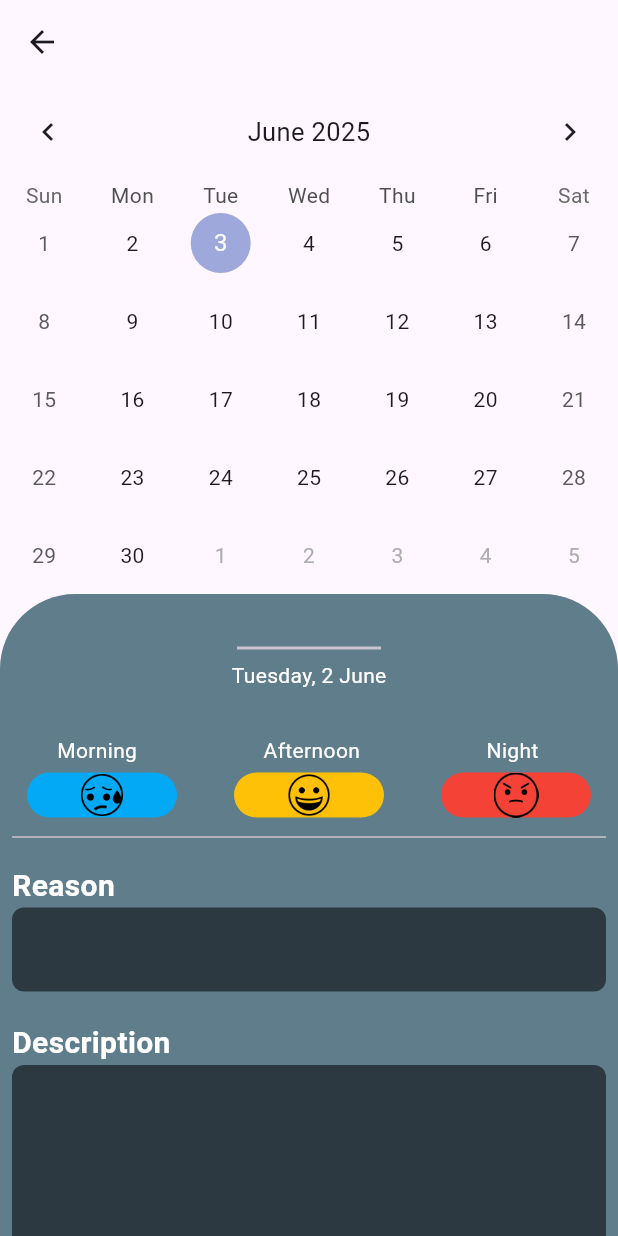
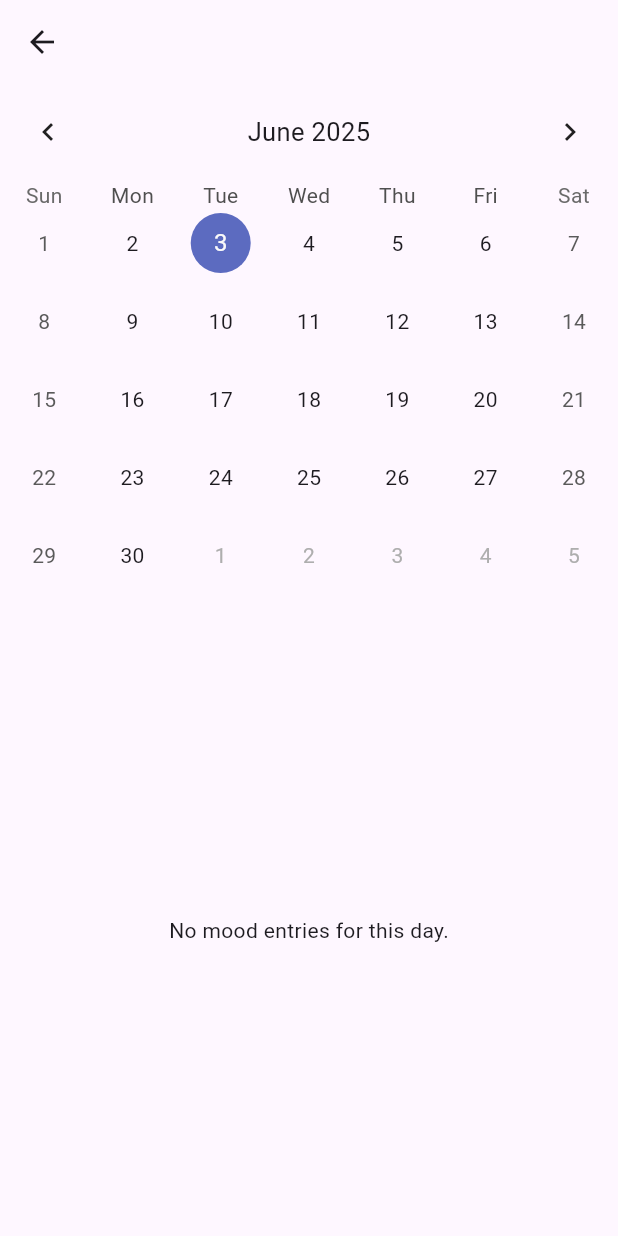
Before and after one commit to KabeloBitcube/mood_tracker, a Flutter app: the screen it shows after launch, after a tap on the "calendar month" icon, on a phone screen of 412 x 824 dp. Run offline on Flutter 3.47's test engine with Material 3 defaults, Android fonts, the light colour scheme and no system bars; drawn by our look-alikes of table_calendar; our stand-ins replace carousel_slider, fl_chart, flutter_local_notifications, permission_handler.

Commit message:
V23 - Mood Entry > Calendar mood entry display

```diff
--- a/lib/Calendar/calendar.dart
+++ b/lib/Calendar/calendar.dart
@@ -3,7 +3,6 @@ import 'package:mood_tracker/Mood%20Model/moodentry.dart';
 import 'package:table_calendar/table_calendar.dart';
 
 class CalendarScreen extends StatefulWidget {
-
   final List<MoodEntry> moodEntries;
 
   const CalendarScreen({super.key, required this.moodEntries});
@@ -13,6 +12,32 @@ class CalendarScreen extends StatefulWidget {
 }
 
 class _CalendarScreenState extends State<CalendarScreen> {
+  DateTime _focusedDay = DateTime.now();
+  DateTime? _selectedDay;
+  List<MoodEntry> _selectedMoods = [];
+
+  @override
+  void initState() {
+    super.initState();
+    _selectedDay = _focusedDay;
+    _updateMoodsForSelectedDay(_focusedDay);
+  }
+
+  void _updateMoodsForSelectedDay(DateTime day) {
+    final dateOnly = DateTime(day.year, day.month, day.day);
+
+    setState(() {
+      _selectedMoods = widget.moodEntries
+          .where(
+            (entry) =>
+                entry.date.year == dateOnly.year &&
+                entry.date.month == dateOnly.month &&
+                entry.date.day == dateOnly.day,
+          )
+          .toList();
+    });
+  }
+
   @override
   Widget build(BuildContext context) {
     return Scaffold(
@@ -22,166 +47,211 @@ class _CalendarScreenState extends State<CalendarScreen> {
           TableCalendar(
             firstDay: DateTime.utc(2010, 10, 16),
             lastDay: DateTime.utc(2030, 3, 14),
-            focusedDay: DateTime.now(),
+            focusedDay: _focusedDay,
+            selectedDayPredicate: (day) => isSameDay(_selectedDay, day),
+            onDaySelected: (selectedDay, focusedDay) {
+              setState(() {
+                _selectedDay = selectedDay;
+                _focusedDay = focusedDay;
+              });
+              _updateMoodsForSelectedDay(selectedDay);
+            },
             headerStyle: HeaderStyle(
               titleCentered: true,
               formatButtonVisible: false,
             ),
           ),
-          Container(
-            height: 494.2,
-            width: MediaQuery.of(context).size.width,
-            decoration: BoxDecoration(
-              color: Colors.blueGrey,
-              borderRadius: BorderRadius.only(
-                topLeft: Radius.circular(50),
-                topRight: Radius.circular(50),
-              ),
-            ),
-            child: Padding(
-              padding: const EdgeInsets.all(8.0),
-              child: Column(
-                crossAxisAlignment: CrossAxisAlignment.center,
-                children: [
-                  Padding(
-                    padding: const EdgeInsets.only(
-                      top: 20,
-                      right: 150,
-                      left: 150,
-                    ),
-                    child: Divider(thickness: 2),
-                  ),
-                  Text(
-                    'Tuesday, 2 June',
-                    style: TextStyle(color: Colors.white),
-                  ),
-                  SizedBox(height: 20),
-                  Padding(
-                    padding: const EdgeInsets.only(
-                      left: 30,
-                      right: 45,
-                      top: 10,
-                    ),
-                    child: Row(
-                      mainAxisAlignment: MainAxisAlignment.spaceBetween,
+          const SizedBox(height: 20,),
+          Expanded(
+            child: _selectedMoods.isEmpty
+            ? Center(
+              child: const Text('No mood entries for this day.'),
+            ) : ListView.builder(
+              itemCount: _selectedMoods.length,
+              itemBuilder: (context, index) {
+                final mood = _selectedMoods[index];
+                final String? time;
+
+                if (mood.timeOfDay == 1){
+                  time = "Morning";
+                }
+                else if (mood.timeOfDay == 2){
+                  time = "Afternoon";
+                }
+                else{
+                  time = "Night";
+                }
+
+                return Card(
+                  margin: EdgeInsets.all(8),
+                  child: ListTile(
+                    title: Text('Mood: ${mood.mood} - $time'),
+                    subtitle: Column(
+                      crossAxisAlignment: CrossAxisAlignment.start,
                       children: [
-                        Text('Morning', style: TextStyle(color: Colors.white)),
-                        Text(
-                          'Afternoon',
-                          style: TextStyle(color: Colors.white),
-                        ),
-                        Text('Night', style: TextStyle(color: Colors.white)),
+                        Text('Reason: ${mood.reason}'),
+                        Text('Description: ${mood.description}')
                       ],
                     ),
                   ),
-                  Padding(
-                    padding: const EdgeInsets.only(left: 10, right: 10, top: 5),
-                    child: Row(
-                      mainAxisAlignment: MainAxisAlignment.spaceBetween,
-                      children: [
-                        Container(
-                          height: 30,
-                          width: 100,
-                          decoration: BoxDecoration(
-                            color: Colors.lightBlue,
-                            borderRadius: BorderRadius.circular(200),
-                          ),
-                          child: Center(
-                            child: Image.asset('assets/images/Sad.webp'),
-                          ),
-                        ),
-                        Container(
-                          height: 30,
-                          width: 100,
-                          decoration: BoxDecoration(
-                            color: Colors.amber,
-                            borderRadius: BorderRadius.circular(200),
-                          ),
-                          child: Center(
-                            child: Image.asset('assets/images/Happy.webp'),
-                          ),
-                        ),
-                        Container(
-                          height: 30,
-                          width: 100,
-                          decoration: BoxDecoration(
-                            color: Colors.red,
-                            borderRadius: BorderRadius.circular(200),
-                          ),
-                          child: Center(
-                            child: Image.asset('assets/images/Angry.png'),
-                          ),
-                        ),
-                      ],
-                    ),
-                  ),
-                  SizedBox(height: 5),
-                  Divider(thickness: 1),
-                  SizedBox(height: 10),
-                  Row(
-                    mainAxisAlignment: MainAxisAlignment.start,
-                    children: [
-                      Text(
-                        'Reason',
-                        style: TextStyle(
-                          color: Colors.white,
-                          fontSize: 20,
-                          fontWeight: FontWeight.bold,
-                        ),
-                      ),
-                    ],
-                  ),
-                  TextField(
-                    keyboardType: TextInputType.text,
-                    decoration: InputDecoration(
-                      hintStyle: TextStyle(fontSize: 16),
-                      border: OutlineInputBorder(
-                        borderRadius: BorderRadius.circular(8),
-                        borderSide: BorderSide(
-                          width: 0,
-                          style: BorderStyle.none,
-                        ),
-                      ),
-                      filled: true,
-                      contentPadding: EdgeInsets.all(16),
-                      fillColor: Colors.black54,
-                    ),
-                  ),
-                  SizedBox(height: 20,),
-                  Row(
-                    mainAxisAlignment: MainAxisAlignment.start,
-                    children: [
-                      Text(
-                        'Description',
-                        style: TextStyle(
-                          color: Colors.white,
-                          fontSize: 20,
-                          fontWeight: FontWeight.bold,
-                        ),
-                      ),
-                    ],
-                  ),
-                  TextField(
-                    keyboardType: TextInputType.text,
-                    maxLines: 4,
-                    decoration: InputDecoration(
-                      hintStyle: TextStyle(fontSize: 16),
-                      border: OutlineInputBorder(
-                        borderRadius: BorderRadius.circular(8),
-                        borderSide: BorderSide(
-                          width: 0,
-                          style: BorderStyle.none,
-                        ),
-                      ),
-                      filled: true,
-                      contentPadding: EdgeInsets.all(16),
-                      fillColor: Colors.black54,
-                    ),
-                  ),
-                ],
-              ),
+                );
+              },
             ),
-          ),
+          )
+          // Container(
+          //   height: 494.2,
+          //   width: MediaQuery.of(context).size.width,
+          //   decoration: BoxDecoration(
+          //     color: Colors.blueGrey,
+          //     borderRadius: BorderRadius.only(
+          //       topLeft: Radius.circular(50),
+          //       topRight: Radius.circular(50),
+          //     ),
+          //   ),
+          //   child: Padding(
+          //     padding: const EdgeInsets.all(8.0),
+          //     child: Column(
+          //       crossAxisAlignment: CrossAxisAlignment.center,
+          //       children: [
+          //         Padding(
+          //           padding: const EdgeInsets.only(
+          //             top: 20,
+          //             right: 150,
+          //             left: 150,
+          //           ),
+          //           child: Divider(thickness: 2),
+          //         ),
+          //         Text(
+          //           'Tuesday, 2 June',
+          //           style: TextStyle(color: Colors.white),
+          //         ),
+          //         SizedBox(height: 20),
+          //         Padding(
+          //           padding: const EdgeInsets.only(
+          //             left: 30,
+          //             right: 45,
+          //             top: 10,
+          //           ),
+          //           child: Row(
+          //             mainAxisAlignment: MainAxisAlignment.spaceBetween,
+          //             children: [
+          //               Text('Morning', style: TextStyle(color: Colors.white)),
+          //               Text(
+          //                 'Afternoon',
+          //                 style: TextStyle(color: Colors.white),
+          //               ),
+          //               Text('Night', style: TextStyle(color: Colors.white)),
+          //             ],
+          //           ),
+          //         ),
+          //         Padding(
+          //           padding: const EdgeInsets.only(left: 10, right: 10, top: 5),
+          //           child: Row(
+          //             mainAxisAlignment: MainAxisAlignment.spaceBetween,
+          //             children: [
+          //               Container(
+          //                 height: 30,
+          //                 width: 100,
+          //                 decoration: BoxDecoration(
+          //                   color: Colors.lightBlue,
+          //                   borderRadius: BorderRadius.circular(200),
+          //                 ),
+          //                 child: Center(
+          //                   child: Image.asset('assets/images/Sad.webp'),
+          //                 ),
+          //               ),
+          //               Container(
+          //                 height: 30,
+          //                 width: 100,
+          //                 decoration: BoxDecoration(
+          //                   color: Colors.amber,
+          //                   borderRadius: BorderRadius.circular(200),
+          //                 ),
+          //                 child: Center(
+          //                   child: Image.asset('assets/images/Happy.webp'),
+          //                 ),
+          //               ),
+          //               Container(
+          //                 height: 30,
+          //                 width: 100,
+          //                 decoration: BoxDecoration(
+          //                   color: Colors.red,
+          //                   borderRadius: BorderRadius.circular(200),
+          //                 ),
+          //                 child: Center(
+          //                   child: Image.asset('assets/images/Angry.png'),
+          //                 ),
+          //               ),
+          //             ],
+          //           ),
+          //         ),
+          //         SizedBox(height: 5),
+          //         Divider(thickness: 1),
+          //         SizedBox(height: 10),
+          //         Row(
+          //           mainAxisAlignment: MainAxisAlignment.start,
+          //           children: [
+          //             Text(
+          //               'Reason',
+          //               style: TextStyle(
+          //                 color: Colors.white,
+          //                 fontSize: 20,
+          //                 fontWeight: FontWeight.bold,
+          //               ),
+          //             ),
+          //           ],
+          //         ),
+          //         TextField(
+          //           keyboardType: TextInputType.text,
+          //           decoration: InputDecoration(
+          //             hintStyle: TextStyle(fontSize: 16),
+          //             border: OutlineInputBorder(
+          //               borderRadius: BorderRadius.circular(8),
+          //               borderSide: BorderSide(
+          //                 width: 0,
+          //                 style: BorderStyle.none,
+          //               ),
+          //             ),
+          //             filled: true,
+          //             contentPadding: EdgeInsets.all(16),
+          //             fillColor: Colors.black54,
+          //           ),
+          //         ),
+          //         SizedBox(height: 20,),
+          //         Row(
+          //           mainAxisAlignment: MainAxisAlignment.start,
+          //           children: [
+          //             Text(
+          //               'Description',
+          //               style: TextStyle(
+          //                 color: Colors.white,
+          //                 fontSize: 20,
+          //                 fontWeight: FontWeight.bold,
+          //               ),
+          //             ),
+          //           ],
+          //         ),
+          //         TextField(
+          //           keyboardType: TextInputType.text,
+          //           maxLines: 4,
+          //           decoration: InputDecoration(
+          //             hintStyle: TextStyle(fontSize: 16),
+          //             border: OutlineInputBorder(
+          //               borderRadius: BorderRadius.circular(8),
+          //               borderSide: BorderSide(
+          //                 width: 0,
+          //                 style: BorderStyle.none,
+          //               ),
+          //             ),
+          //             filled: true,
+          //             contentPadding: EdgeInsets.all(16),
+          //             fillColor: Colors.black54,
+          //           ),
+          //         ),
+          //       ],
+          //     ),
+          //   ),
+          // ),
         ],
       ),
     );
```
